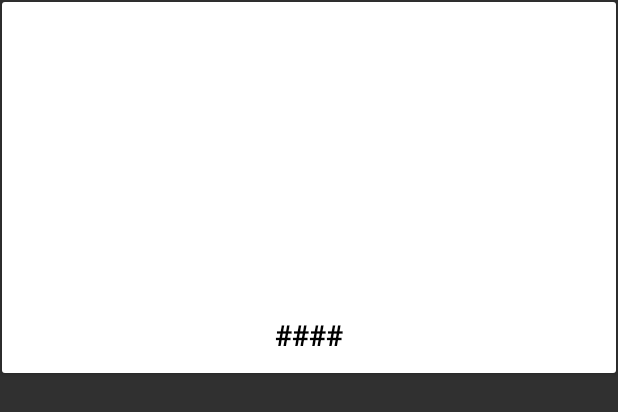
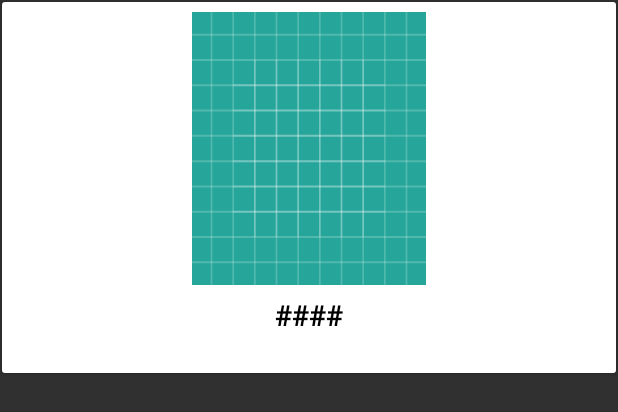
Before and after one commit to AlshimaaRifaat/Al-Habib-AboBakr-App, an Android app: the layout row_colleges.xml on its own in the app's theme, with its tools: preview values and no code run, on a phone screen of 412 x 824 dp. Shown: the top 412 px of the screen. Run offline under Robolectric (Android 15) with nearby library versions, the phone set to English and light mode, and no system bars.

Commit message:
all app done without some progress par in middle of pics and handle button of pdf

```diff
--- a/app/src/main/res/layout/row_colleges.xml
+++ b/app/src/main/res/layout/row_colleges.xml
@@ -5,8 +5,20 @@
     android:layout_height="@dimen/_190sdp"
     android:orientation="horizontal"
     android:layout_margin="@dimen/_1sdp"
-    android:id="@+id/row_colleges_card_container"
-    >
+    android:id="@+id/row_colleges_card_container">
+
+    <RelativeLayout
+        android:layout_width="match_parent"
+        android:layout_height="wrap_content"
+        >
+        <ProgressBar
+            android:id="@+id/row_colleges_progress_bar"
+            android:layout_width="@dimen/_50sdp"
+            android:layout_height="@dimen/_50sdp"
+            android:layout_centerHorizontal="true"
+            android:layout_marginTop="@dimen/_45sdp"
+            android:visibility="gone"/>
+    </RelativeLayout>
     <LinearLayout
         android:layout_width="match_parent"
         android:layout_height="match_parent"
@@ -14,12 +26,15 @@
         android:background="#fff"
         android:layout_gravity="center">
 
+
+
         <ImageView
             android:layout_margin="@dimen/_5sdp"
             android:layout_gravity="center"
             android:layout_width="@dimen/_120sdp"
-            android:layout_height="@dimen/_150sdp"
+            android:layout_height="@dimen/_140sdp"
             android:scaleType="fitXY"
+            android:background="@drawable/ic_launcher_background"
             android:id="@+id/row_colleges_image"
             />
         <TextView
```
Also changed, not shown: app/src/main/java/com/example/shosho/elsheikh/adapter/CollegesAdapter.java (+18 -2 lines), app/src/main/java/com/example/shosho/elsheikh/fragments/HomeFragment.java (+27 -4 lines), app/src/main/res/layout/fragment_home.xml (+7 -4 lines).
